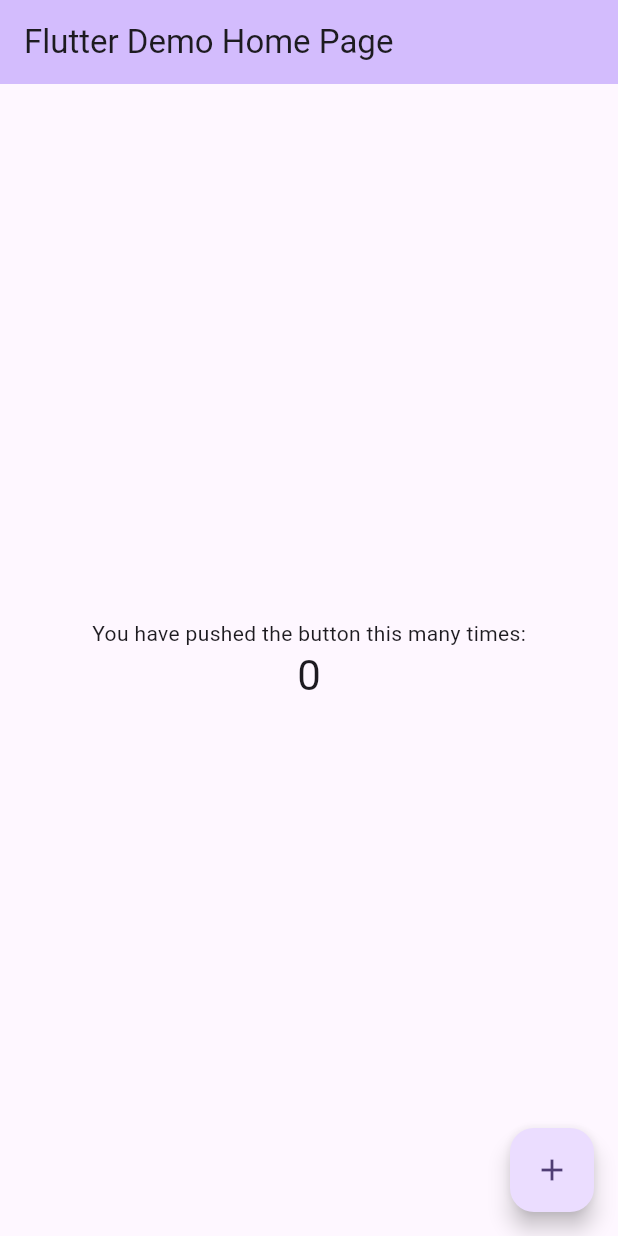
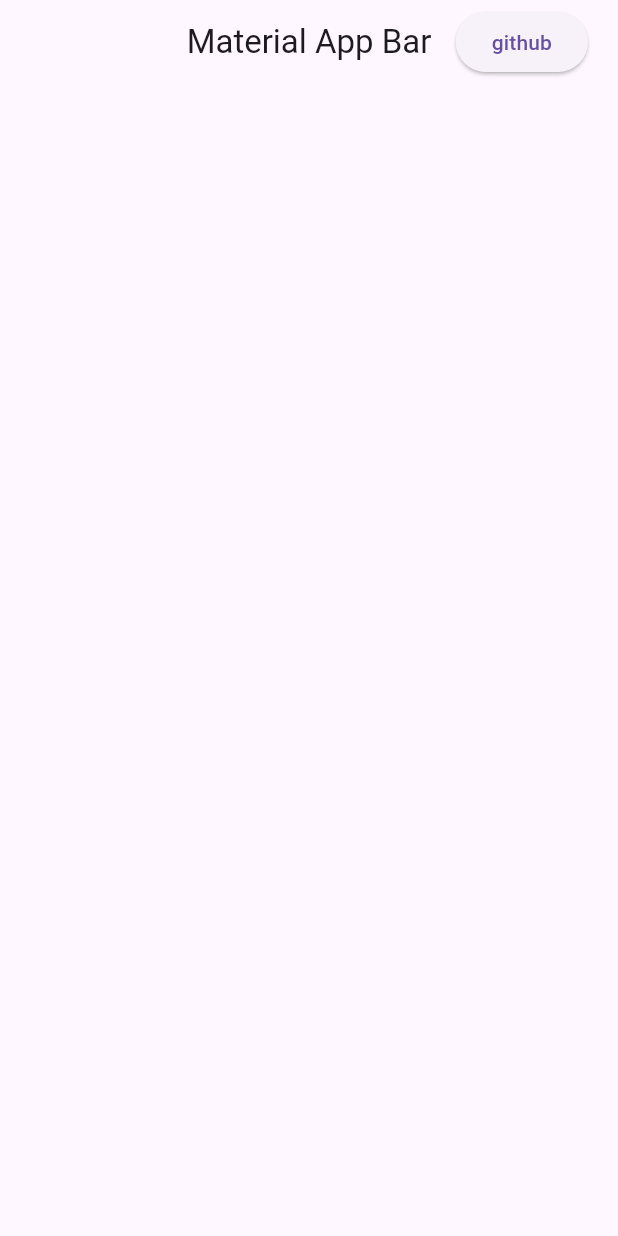
Before and after one commit to Ndhrbt1/indah_fb, a Flutter app: the screen it shows after launch, on a phone screen of 412 x 824 dp. Run offline on Flutter 3.47's test engine with Material 3 defaults, Android fonts, the phone set to English and light mode, and no system bars; missing offline and left inert: dart:html.

Commit message:
chore: hosting

```diff
--- /dev/null
+++ b/lib/app/app.dart
@@ -0,0 +1,15 @@
+import 'package:flutter/material.dart';
+import 'package:indah_fb/ui_screens/home/home.dart';
+
+class MyApp extends StatelessWidget {
+  const MyApp({super.key});
+
+  @override
+  Widget build(BuildContext context) {
+    return const MaterialApp(
+      debugShowCheckedModeBanner: false,
+      title: 'Material App',
+      home: Home(),
+    );
+  }
+}
--- a/lib/main.dart
+++ b/lib/main.dart
@@ -1,69 +1,6 @@
 import 'package:flutter/material.dart';
+import 'package:indah_fb/app/app.dart';
 
 void main() {
   runApp(const MyApp());
 }
-
-class MyApp extends StatelessWidget {
-  const MyApp({super.key});
-
-  @override
-  Widget build(BuildContext context) {
-    return MaterialApp(
-      title: 'Flutter Demo',
-      theme: ThemeData(
-        colorScheme: ColorScheme.fromSeed(seedColor: Colors.deepPurple),
-        useMaterial3: true,
-      ),
-      home: const MyHomePage(title: 'Flutter Demo Home Page'),
-    );
-  }
-}
-
-class MyHomePage extends StatefulWidget {
-  const MyHomePage({super.key, required this.title});
-
-  final String title;
-
-  @override
-  State<MyHomePage> createState() => _MyHomePageState();
-}
-
-class _MyHomePageState extends State<MyHomePage> {
-  int _counter = 0;
-
-  void _incrementCounter() {
-    setState(() {
-      _counter++;
-    });
-  }
-
-  @override
-  Widget build(BuildContext context) {
-    return Scaffold(
-      appBar: AppBar(
-        backgroundColor: Theme.of(context).colorScheme.inversePrimary,
-        title: Text(widget.title),
-      ),
-      body: Center(
-        child: Column(
-          mainAxisAlignment: MainAxisAlignment.center,
-          children: <Widget>[
-            const Text(
-              'You have pushed the button this many times:',
-            ),
-            Text(
-              '$_counter',
-              style: Theme.of(context).textTheme.headlineMedium,
-            ),
-          ],
-        ),
-      ),
-      floatingActionButton: FloatingActionButton(
-        onPressed: _incrementCounter,
-        tooltip: 'Increment',
-        child: const Icon(Icons.add),
-      ),
-    );
-  }
-}
--- /dev/null
+++ b/lib/ui_screens/home/home.dart
@@ -0,0 +1,30 @@
+import 'package:flutter/material.dart';
+// ignore: avoid_web_libraries_in_flutter
+import 'dart:html' as html;
+
+class Home extends StatelessWidget {
+  const Home({
+    super.key,
+  });
+
+  @override
+  Widget build(BuildContext context) {
+    return Scaffold(
+      appBar: AppBar(
+        title: const Text('Material App Bar'),
+        centerTitle: true,
+        actions: [
+          ElevatedButton(
+            onPressed: () {
+              html.window.open('https://github.com/Ndhrbt1/indah_fb', 'new tab');
+            },
+            child: const Text(
+              "github",
+            ),
+          ),
+          const SizedBox(width: 20),
+        ],
+      ),
+    );
+  }
+}
--- /dev/null
+++ b/lib/ui_screens/login/login.dart
@@ -0,0 +1,15 @@
+import 'package:flutter/material.dart';
+
+class Login extends StatelessWidget {
+  const Login({super.key});
+
+  @override
+  Widget build(BuildContext context) {
+    return Scaffold(
+      appBar: AppBar(
+        title: const Text('Title'),
+      ),
+      body: Container(),
+    );
+  }
+}
```
Also changed, not shown: firebase.json (added), 3 other files.
